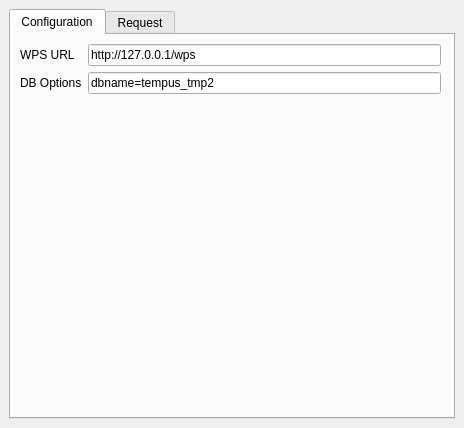
Before: the Qt Designer form src/wps_qgis/IfsttarRouting/ui_ifsttarrouting.ui in Universite-Gustave-Eiffel/Tempus, drawn with Qt 5.
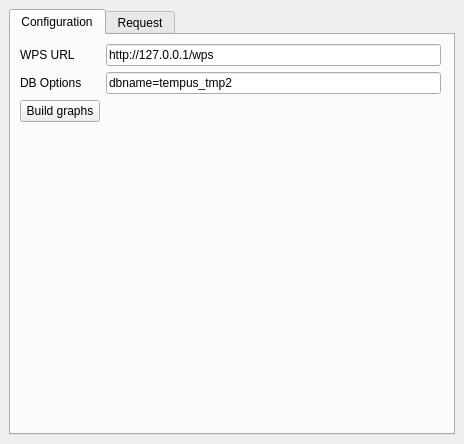
After: the same form once the commit is applied.

Commit message: Enhance the QGIS plugin

```diff
--- a/src/wps_qgis/IfsttarRouting/ui_ifsttarrouting.ui
+++ b/src/wps_qgis/IfsttarRouting/ui_ifsttarrouting.ui
@@ -7,7 +7,7 @@
     <x>0</x>
     <y>0</y>
     <width>464</width>
-    <height>428</height>
+    <height>444</height>
    </rect>
   </property>
   <property name="sizePolicy">
@@ -83,6 +83,13 @@
            </property>
           </widget>
          </item>
+         <item row="2" column="0">
+          <widget class="QPushButton" name="buildBtn">
+           <property name="text">
+            <string>Build graphs</string>
+           </property>
+          </widget>
+         </item>
         </layout>
        </widget>
       </widget>
```
Left out of the diff: 6 changed lines with no effect on the pictures. The commit also changes 1 other file.
